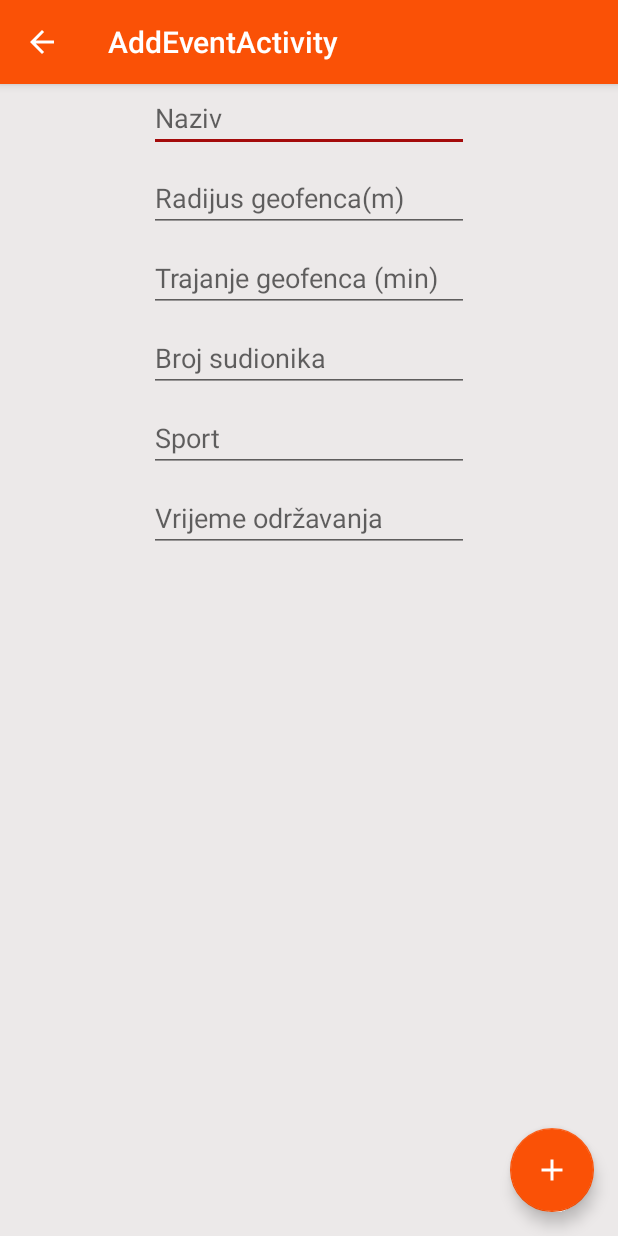
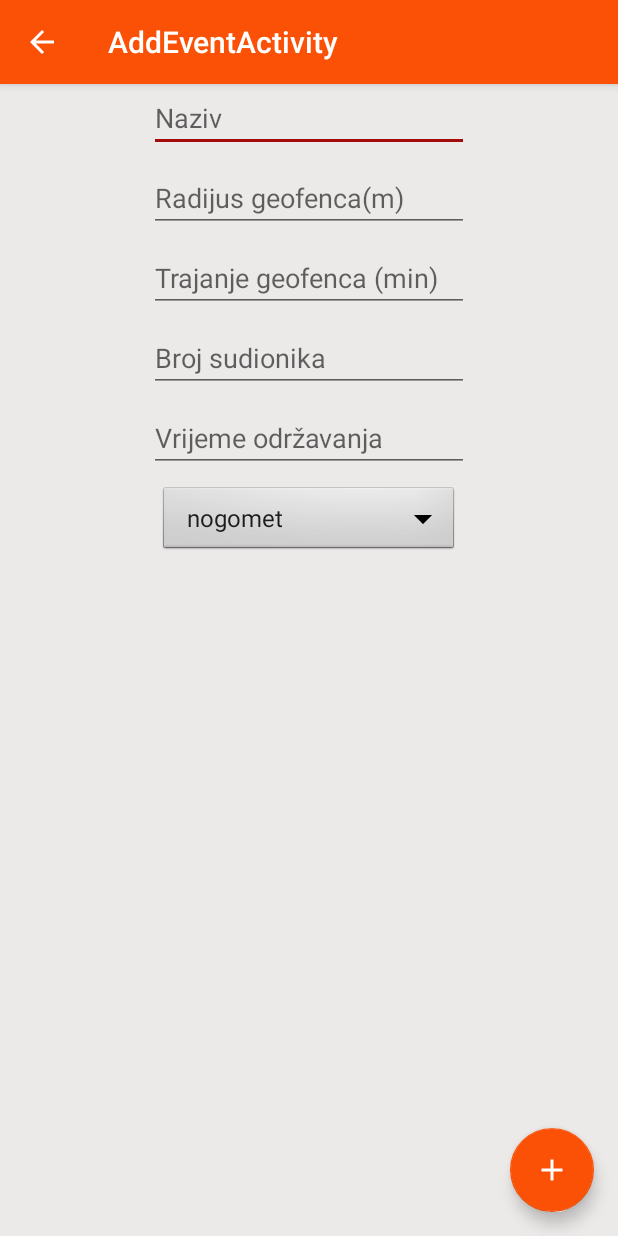
Before and after one commit to davidmak2709/RMA-projekt, an Android app: the AddEventActivity screen opened directly, with no data from a screen before it, on a phone screen of 412 x 824 dp. Run offline under Robolectric (Android 15) with nearby library versions, the phone set to English and light mode, and no system bars.

Commit message:
Dropdown add event

```diff
--- a/app/src/main/java/hr/helloworld/david/esports/AddEventActivity.java
+++ b/app/src/main/java/hr/helloworld/david/esports/AddEventActivity.java
@@ -5,7 +5,6 @@ import android.annotation.SuppressLint;
 import android.app.AlertDialog;
 import android.app.DatePickerDialog;
 import android.app.TimePickerDialog;
-import android.content.DialogInterface;
 import android.content.Intent;
 import android.graphics.Color;
 import android.graphics.drawable.ColorDrawable;
@@ -14,17 +13,20 @@ import android.support.design.widget.FloatingActionButton;
 import android.support.design.widget.Snackbar;
 import android.support.v7.app.AppCompatActivity;
 import android.support.v7.widget.Toolbar;
-import android.text.InputType;
 import android.view.View;
+import android.widget.AdapterView;
+import android.widget.ArrayAdapter;
 import android.widget.DatePicker;
+import android.widget.Spinner;
 import android.widget.TextView;
 import android.widget.TimePicker;
+import android.widget.AdapterView.OnItemSelectedListener;
 
 import java.text.DateFormat;
 import java.text.SimpleDateFormat;
 import java.util.Calendar;
 
-public class AddEventActivity extends AppCompatActivity {
+public class AddEventActivity extends AppCompatActivity implements OnItemSelectedListener {
 
     private TextView editId;
     private TextView editRadius;
@@ -37,8 +39,6 @@ public class AddEventActivity extends AppCompatActivity {
     int mMinute;
 
     private String date_time;
-    private String[] options = {"nogomet", "košarka", "rukomet", "ostalo"};
-    private AlertDialog.Builder builder;
     private DatePickerDialog dialog;
 
     @Override
@@ -47,16 +47,6 @@ public class AddEventActivity extends AppCompatActivity {
         setContentView(R.layout.activity_add_event);
         Toolbar toolbar = findViewById(R.id.toolbar);
         setSupportActionBar(toolbar);
-
-        builder = new AlertDialog.Builder(AddEventActivity.this);
-        builder.setTitle("Odaberi sport");
-        builder.setItems(options, new DialogInterface.OnClickListener() {
-            @Override
-            public void onClick(DialogInterface dialog, int which) {
-                editSport.setText(options[which]);
-            }
-        });
-        builder.setCancelable(true);
 
         DatePickerDialog.OnDateSetListener mDateSetListener = new DatePickerDialog.OnDateSetListener() {
             @Override
@@ -90,27 +80,7 @@ public class AddEventActivity extends AppCompatActivity {
         editSize = findViewById(R.id.editSize);
         editTime = findViewById(R.id.editTime);
         editSport = findViewById(R.id.editSport);
-
-        editSport.setInputType(InputType.TYPE_NULL);
-        editSport.setOnFocusChangeListener(new View.OnFocusChangeListener() {
-            @Override
-            public void onFocusChange(View v, boolean hasFocus) {
-                if (hasFocus) {
-                    builder.show();
-                }
-            }
-        });
-
-        editSport.setOnClickListener(new View.OnClickListener() {
-            @Override
-            public void onClick(View v) {
-                builder.show();
-            }
-        });
-
-        editSport.setKeyListener(null);
-
-
+        editSport.setVisibility(View.INVISIBLE);
 
         //DATE and TIME pickers
         editTime.setOnFocusChangeListener(new View.OnFocusChangeListener() {
@@ -131,6 +101,12 @@ public class AddEventActivity extends AppCompatActivity {
 
         editTime.setKeyListener(null);
 
+        Spinner dropdown = findViewById(R.id.spinnerAdd);
+        dropdown.setOnItemSelectedListener(this);
+        String[] items = new String[]{"nogomet", "košarka", "rukomet", "ostalo"};
+        ArrayAdapter<String> adapter = new ArrayAdapter<>(this, android.R.layout.simple_spinner_item, items);
+        adapter.setDropDownViewResource(android.R.layout.simple_spinner_dropdown_item);
+        dropdown.setAdapter(adapter);
 
         FloatingActionButton fab = findViewById(R.id.fab);
         fab.setOnClickListener(new View.OnClickListener() {
@@ -217,4 +193,30 @@ public class AddEventActivity extends AppCompatActivity {
         timePickerDialog.show();
     }
 
+    @Override
+    public void onItemSelected(AdapterView<?> parent, View view, int position, long id) {
+
+        switch (position) {
+            case 0:
+                editSport.setText("nogomet");
+                break;
+            case 1:
+                editSport.setText("košarka");
+                break;
+            case 2:
+                editSport.setText("rukomet");
+                break;
+            case 3:
+                editSport.setVisibility(View.VISIBLE);
+                break;
+
+        }
+
+    }
+
+    @Override
+    public void onNothingSelected(AdapterView<?> arg0) {
+
+    }
+
 }
--- a/app/src/main/res/layout/content_add_event.xml
+++ b/app/src/main/res/layout/content_add_event.xml
@@ -64,21 +64,6 @@
         app:layout_constraintStart_toStartOf="parent"
         app:layout_constraintTop_toBottomOf="@+id/editDuration" />
 
-    <EditText
-        android:id="@+id/editSport"
-        android:layout_width="wrap_content"
-        android:layout_height="wrap_content"
-        android:layout_marginEnd="8dp"
-        android:layout_marginStart="8dp"
-        android:layout_marginTop="8dp"
-        android:clickable="true"
-        android:focusable="true"
-        android:inputType="none"
-        android:ems="10"
-        android:hint="@string/AddEventSport"
-        app:layout_constraintEnd_toEndOf="parent"
-        app:layout_constraintStart_toStartOf="parent"
-        app:layout_constraintTop_toBottomOf="@+id/editSize" />
 
     <EditText
         android:id="@+id/editTime"
@@ -94,7 +79,32 @@
         android:inputType="datetime"
         app:layout_constraintEnd_toEndOf="parent"
         app:layout_constraintStart_toStartOf="parent"
-        app:layout_constraintTop_toBottomOf="@+id/editSport" />
+        app:layout_constraintTop_toBottomOf="@+id/editSize" />
+
+
+    <Spinner
+        android:id="@+id/spinnerAdd"
+        android:layout_width="200dp"
+        android:layout_height="wrap_content"
+        android:layout_marginTop="8dp"
+        android:background="@android:drawable/btn_dropdown"
+        app:layout_constraintEnd_toEndOf="parent"
+        app:layout_constraintStart_toStartOf="parent"
+        app:layout_constraintTop_toBottomOf="@+id/editTime" />
+
+    <EditText
+        android:id="@+id/editSport"
+        android:layout_width="wrap_content"
+        android:layout_height="wrap_content"
+        android:layout_marginEnd="8dp"
+        android:layout_marginStart="8dp"
+        android:layout_marginTop="8dp"
+        android:ems="10"
+        android:hint="@string/AddEventSport"
+        android:inputType="textPersonName"
+        app:layout_constraintEnd_toEndOf="parent"
+        app:layout_constraintStart_toStartOf="parent"
+        app:layout_constraintTop_toBottomOf="@+id/spinnerAdd" />
 
 
 </android.support.constraint.ConstraintLayout>
```
